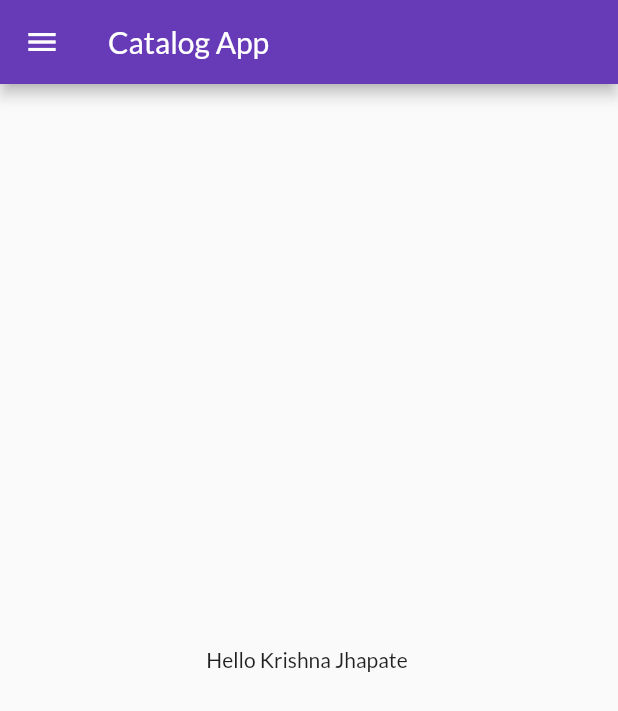
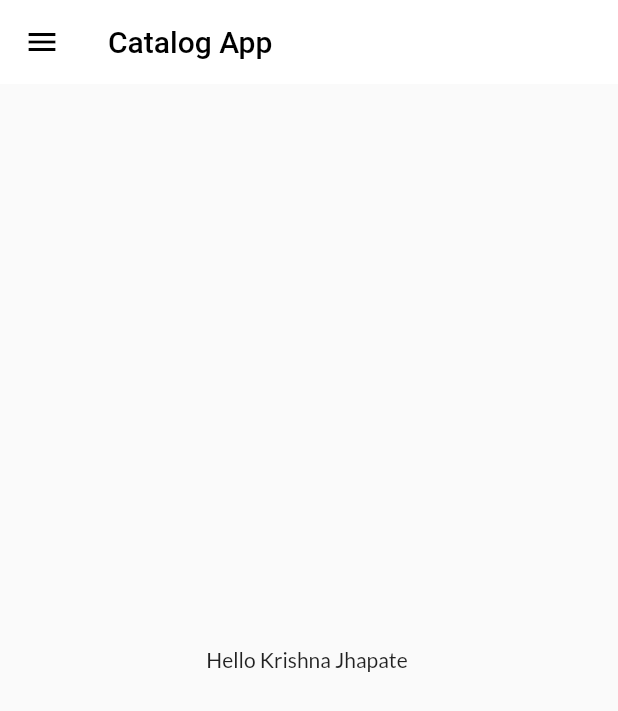
Before and after one commit to krishnajhapate/flutter-eccomerce-app, a Flutter app: the screen it shows after launch, on a phone screen of 412 x 824 dp. Shown: the top 711 px of the screen. Run offline on Flutter 3.47's test engine with Material 2 defaults, Android fonts, the phone set to English and light mode, and no system bars; our stand-ins replace google_fonts.

Commit message:
added theme

```diff
--- a/lib/main.dart
+++ b/lib/main.dart
@@ -1,6 +1,6 @@
 import 'package:flutter/material.dart';
 import 'package:flutter_catelog/utils/routes.dart';
-import 'package:google_fonts/google_fonts.dart';
+import 'package:flutter_catelog/widgets/themes.dart';
 import 'pages/login_page.dart';
 import 'pages/home_page.dart';
 
@@ -15,11 +15,8 @@ class MyApp extends StatelessWidget {
     return MaterialApp(
       // home: HomePage(),
       themeMode: ThemeMode.light,
-      theme: ThemeData(
-        primarySwatch: Colors.deepPurple,
-        fontFamily: GoogleFonts.lato().fontFamily,
-      ),
-      darkTheme: ThemeData(brightness: Brightness.dark),
+      theme: MyTheme.lightTheme(context),
+      darkTheme: MyTheme.darkTheme(context),
       initialRoute: MyRoutes.homeRoute,
       routes: {
         "/": (context) => LoginPage(),
--- a/lib/pages/home_page.dart
+++ b/lib/pages/home_page.dart
@@ -10,7 +10,10 @@ class HomePage extends StatelessWidget {
 
     return Scaffold(
       appBar: AppBar(
-        title: const Text("Catalog App"),
+        title: const Text(
+          "Catalog App",
+          style: TextStyle(color: Colors.black),
+        ),
       ),
       body: Center(
         child: Container(
--- /dev/null
+++ b/lib/widgets/themes.dart
@@ -0,0 +1,17 @@
+import 'package:flutter/material.dart';
+import 'package:google_fonts/google_fonts.dart';
+
+class MyTheme {
+  static ThemeData lightTheme(BuildContext context) => ThemeData(
+        primarySwatch: Colors.deepPurple,
+        fontFamily: GoogleFonts.lato().fontFamily,
+        appBarTheme: AppBarTheme(
+          color: Colors.white,
+          elevation: 0.0,
+          iconTheme: const IconThemeData(color: Colors.black),
+          textTheme: Theme.of(context).textTheme,
+        ),
+      );
+  static ThemeData darkTheme(BuildContext context) =>
+      ThemeData(brightness: Brightness.dark);
+}
```
